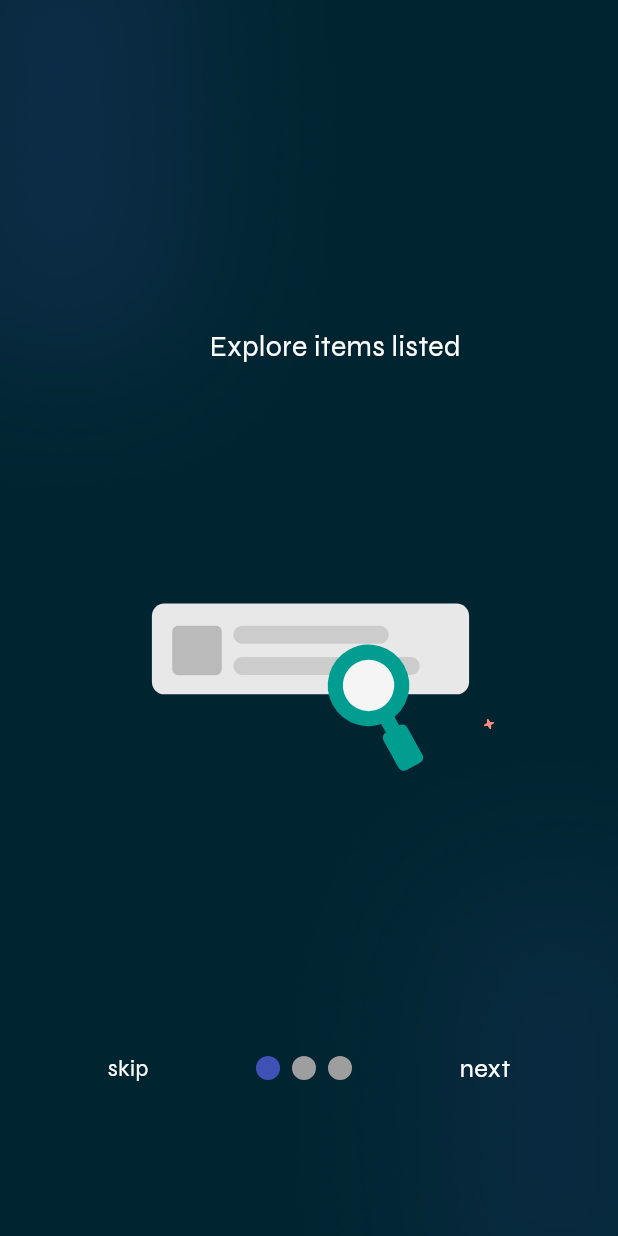
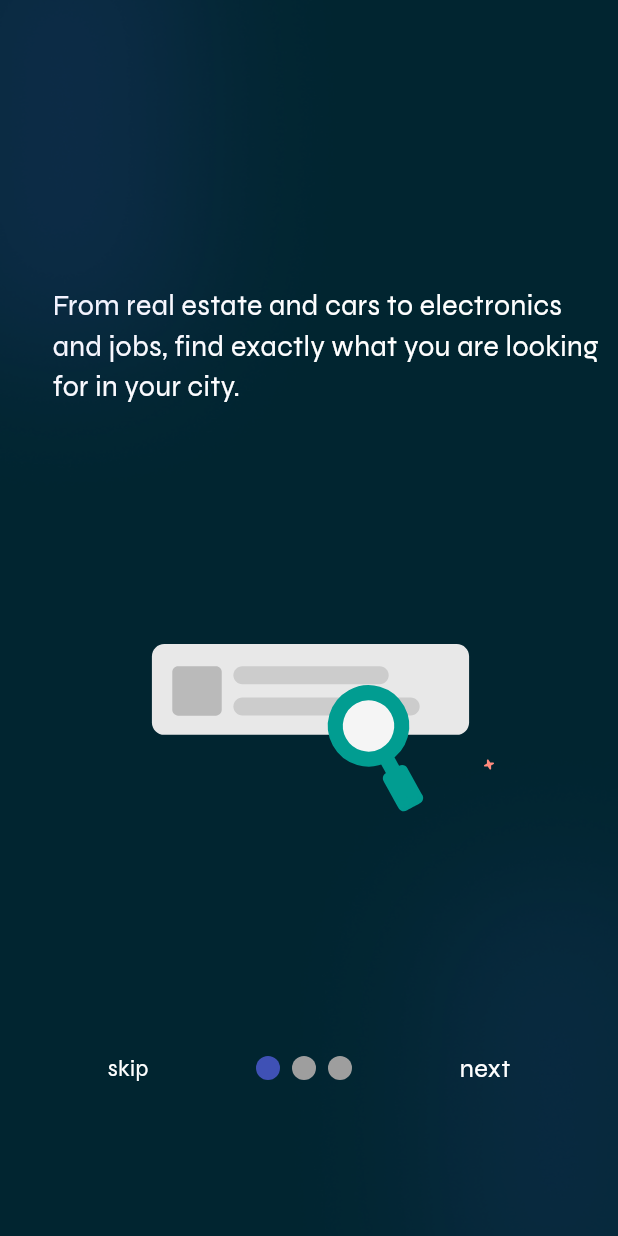
Before and after one commit to Ismailcyp/FoundIt-Flutter, a Flutter app: the screen it shows after launch, on a phone screen of 412 x 824 dp. Run offline on Flutter 3.47's test engine with Material 3 defaults, Android fonts, the phone set to English and light mode, and no system bars; drawn by our look-alikes of smooth_page_indicator; our stand-ins replace cloud_firestore, firebase_auth, firebase_core, font_awesome_flutter, image_picker, lottie; accounts and stored records are empty.

Commit message:
Change intro text to enhance item description
Updated the text to provide a more detailed description of the items available.

```diff
--- a/lib/intro_screens/intro_page1.dart
+++ b/lib/intro_screens/intro_page1.dart
@@ -28,7 +28,7 @@ class IntroPage1 extends StatelessWidget {
           Container(
              padding: EdgeInsets.only(left: 35),
             child: const Text(
-              "Explore items listed",
+              "From real estate and cars to electronics and jobs, find exactly what you are looking for in your city.",
               style: TextStyle(
                 color: Colors.white,
                 fontSize:19,
```
